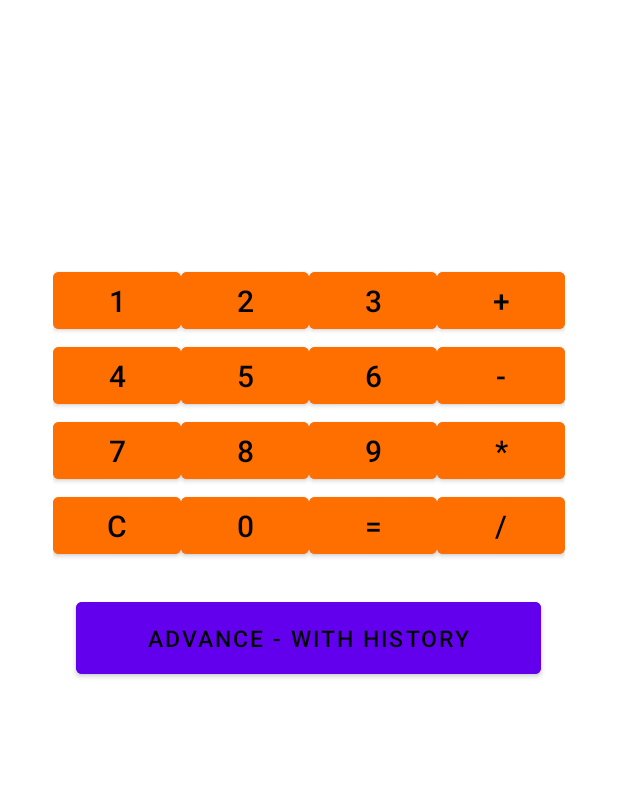
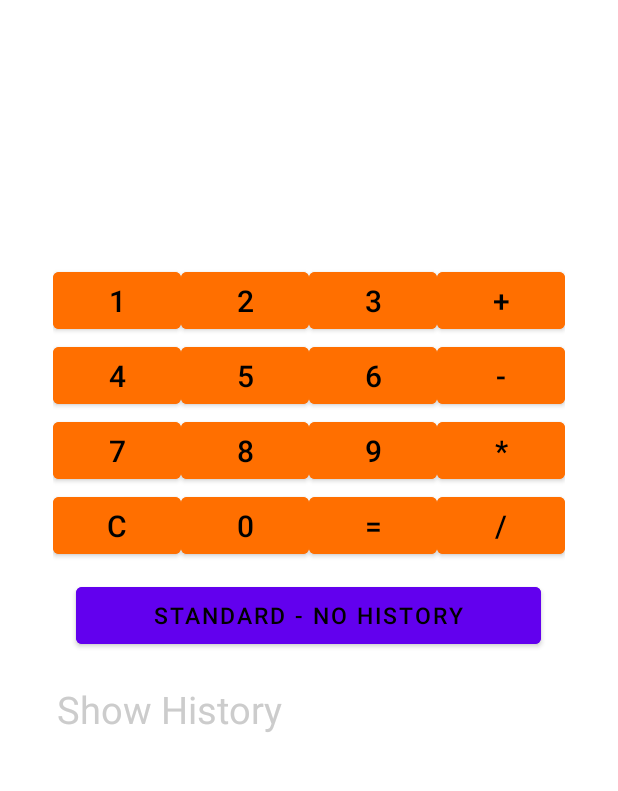
Before and after one commit to ElaineSun13/Assignment1_SimpleCalculator_LS, an Android app: the screen it shows after launch (MainActivity), after a tap on "ADVANCE - WITH HISTORY", on a phone screen of 412 x 824 dp, the part 120-911 px from its top. Run offline under Robolectric (Android 15) with nearby library versions, the phone set to English and light mode, and no system bars; 2 other taps on this screen came first.

Commit message:
Part II to apply history arraylist and setMode to MainActivity java

```diff
--- a/app/src/main/java/com/example/assignment1_calculator_li_sun/Calculator.java
+++ b/app/src/main/java/com/example/assignment1_calculator_li_sun/Calculator.java
@@ -7,17 +7,20 @@ public class Calculator {
 
     ArrayList<String> inputs =new ArrayList<String>();
     ArrayList<String> history=new ArrayList<>();
-    int current_index = 0;
+    int mode; // 0: basic, 1: advance
    ArrayList<Calculator> listOfCalculations=new ArrayList<>();
 
 
     public static final String CLEAR = "C";
 
     public Calculator() {
-        //mCalculatorHistory = 0;
+        mode = 0;
     }
 
-
+    public  void setMode(int mode) {
+        this.mode = mode;
+        history.clear();
+    }
 
 
     public void push(String value){
@@ -32,6 +35,10 @@ public class Calculator {
         }
         return historyResult;
 
+    }
+
+    public void clear() {
+        inputs.clear();
     }
 
     int calculate(){
@@ -62,13 +69,16 @@ public class Calculator {
             }
             i+=2;
         }
-        String singleElement="";
-        for(int j=0; j<inputs.size();j++){
-            singleElement+=" "+ inputs.get(j);
 
+        if( mode == 1) {
+            String singleElement="";
+            for(int j=0; j<inputs.size();j++){
+                singleElement+=" "+ inputs.get(j);
+
+            }
+            singleElement = singleElement + "=" + num1;
+            history.add(singleElement);
         }
-        singleElement=singleElement+"="+num1;
-        history.add(singleElement);
 
         inputs.clear();
 
--- a/app/src/main/java/com/example/assignment1_calculator_li_sun/MainActivity.java
+++ b/app/src/main/java/com/example/assignment1_calculator_li_sun/MainActivity.java
@@ -7,6 +7,9 @@ import android.util.Log;
 import android.view.View;
 import android.widget.Button;
 import android.widget.TextView;
+
+import java.util.ArrayList;
+import java.util.List;
 
 
 public class MainActivity<onclick> extends AppCompatActivity implements View.OnClickListener {
@@ -34,7 +37,8 @@ public class MainActivity<onclick> extends AppCompatActivity implements View.OnC
     TextView history_View;
 
     Calculator calculator = new Calculator();
-    //CalculatorManager calculatorManager;
+
+
 
 
     @Override
@@ -84,49 +88,40 @@ public class MainActivity<onclick> extends AppCompatActivity implements View.OnC
         buttonAdvanced.setOnClickListener(this);
 
 
-        //CalculatorManager calculatorManager=new CalculatorManager();
-
     }
 
 
     @Override
     public void onClick(View v) {
-
-
         if(v==buttonEqual) {
             //String data = ((Button) v).getText().toString();
-
-
             int total = calculator.calculate();
             String new_result = (String) resultView.getText();
             String buttonText=((Button) v).getText().toString();
-            String historyViewItem=new_result+buttonText+total;
-            resultView.setText(historyViewItem);
+            String operationViewItem=new_result+buttonText+total;
+            resultView.setText(operationViewItem);
+
+            String historyShow=calculator.getHistory();
+            history_View.setText(historyShow);
         }
         else if(v==buttonClear){
-
            resultView.setText(" ");
-
+           calculator.clear();
         }
         else if(v==buttonStandard){
-            Button buttonS=(Button)v;
-            buttonS.setVisibility(View.GONE);
-            buttonAdvanced.setVisibility(View.VISIBLE);
+               Button buttonS=(Button)v;
+               buttonS.setVisibility(View.INVISIBLE);
+               buttonAdvanced.setVisibility(View.VISIBLE);
+               history_View.setVisibility(View.INVISIBLE);
+            calculator.setMode(0);
 
-        }
-        else if(v==buttonAdvanced){
+        } else if(v==buttonAdvanced){
+               Button buttonS=(Button)v;
+               buttonS.setVisibility(View.GONE);
+               buttonStandard.setVisibility(View.VISIBLE);
+               calculator.setMode(1);
 
-            int total = calculator.calculate();
-            String new_result = (String) resultView.getText();
-            String buttonText=((Button) v).getText().toString();
-            String historyViewItem=new_result+buttonText+total;
-           // calculatorManager.addNewCalculations(calculator);
-            //builder.create();
-
-
-
-            //history_View.append(historyViewItem);
-
+                history_View.setVisibility(View.VISIBLE);
         }
         else{
             Button b=(Button)v;
@@ -135,6 +130,7 @@ public class MainActivity<onclick> extends AppCompatActivity implements View.OnC
             String new_result = (String) resultView.getText();
 
             resultView.setText(new_result+" "+buttonText);
+            //history_View.setText(new_result+" "+buttonText);
         }
 
     }
--- a/app/src/main/res/layout/activity_main.xml
+++ b/app/src/main/res/layout/activity_main.xml
@@ -293,35 +293,32 @@
         android:layout_height="wrap_content"
         android:orientation="vertical"
         android:layout_gravity="center"
-        android:layout_marginTop="20dp">
+        android:layout_marginTop="10dp">
 
         <Button
             android:id="@+id/btn_standard"
             android:layout_width="310dp"
-            android:layout_height="60dp"
-
+            android:layout_height="50dp"
             android:layout_gravity="center"
             android:layout_weight="1"
             android:backgroundTint="@color/purple_500"
             android:shadowColor="@color/black"
-
             android:text="@string/btn_Nohistory"
             android:textAllCaps="true"
             android:textColor="@color/black"
-            android:textSize="15sp" />
+            android:textSize="15sp"
+            android:visibility="invisible"/>
+
         <Button
             android:id="@+id/btn_advance"
             android:layout_width="310dp"
-            android:layout_height="60dp"
+            android:layout_height="50dp"
             android:layout_gravity="center"
             android:layout_weight="1"
             android:backgroundTint="@color/purple_500"
-            android:visibility="invisible"
             android:text="@string/btn_withHistory"
-
             android:textAllCaps="true"
             android:textColor="@color/black"
-
             android:textSize="15sp" />
 
 
@@ -329,16 +326,16 @@
     <TextView
         android:id="@+id/historyView"
         android:layout_width="match_parent"
-        android:layout_height="100dp"
+        android:layout_height="130dp"
         android:gravity="left"
         android:layout_gravity="center"
-        android:visibility="invisible"
         android:layout_marginStart="41dp"
-        android:layout_marginTop="50dp"
+        android:layout_marginTop="20dp"
         android:layout_marginEnd="48dp"
         android:layout_marginBottom="40dp"
         android:background="@android:color/white"
         android:text="@string/historyShow"
+        android:visibility="invisible"
         android:textColor="@color/sysLtGray"
         android:textSize="25sp" />
 
```
